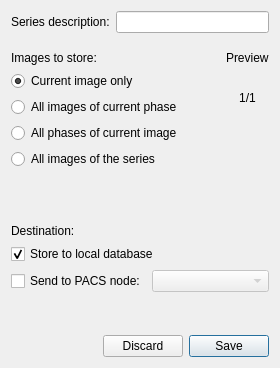
Above: starviewer/src/inputoutput/qexporterbase.ui from starviewer-medical/starviewer before the change. Below: the same form after it.
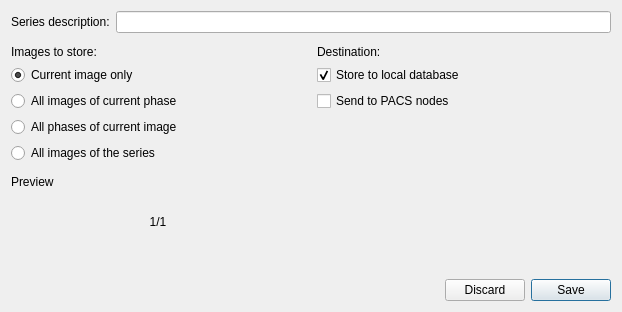
That is the form after the change. Custom widgets are drawn as their Qt base class.

Commit message: ENH: Redesign the QExporterTool to allow to send images to more than one PACS. #1972

Patch:
```diff
--- a/starviewer/src/inputoutput/qexporterbase.ui
+++ b/starviewer/src/inputoutput/qexporterbase.ui
@@ -6,8 +6,8 @@
    <rect>
     <x>0</x>
     <y>0</y>
-    <width>280</width>
-    <height>368</height>
+    <width>622</width>
+    <height>308</height>
    </rect>
   </property>
   <property name="sizePolicy">
@@ -19,15 +19,14 @@
   <property name="windowTitle">
    <string>Exporter</string>
   </property>
-  <layout class="QGridLayout" name="gridLayout_3">
-   <item row="0" column="0">
-    <layout class="QHBoxLayout" name="horizontalLayout_4">
-     <item>
-      <layout class="QVBoxLayout" name="verticalLayout">
+  <layout class="QVBoxLayout" name="verticalLayout_5">
+   <property name="spacing">
+    <number>12</number>
+   </property>
        <item>
         <layout class="QHBoxLayout" name="horizontalLayout">
-         <property name="bottomMargin">
-          <number>12</number>
+     <property name="spacing">
+      <number>6</number>
          </property>
          <item>
           <widget class="QLabel" name="label_4">
@@ -42,22 +41,28 @@
         </layout>
        </item>
        <item>
-        <layout class="QHBoxLayout" name="horizontalLayout_6">
-         <property name="bottomMargin">
-          <number>10</number>
+    <layout class="QHBoxLayout" name="horizontalLayout_2">
+     <property name="spacing">
+      <number>12</number>
          </property>
          <item>
-          <layout class="QVBoxLayout" name="verticalLayout_7">
+      <layout class="QVBoxLayout" name="verticalLayout_4">
+       <property name="spacing">
+        <number>12</number>
+       </property>
            <item>
-            <layout class="QGridLayout" name="gridLayout">
-             <item row="0" column="0">
+        <layout class="QVBoxLayout" name="verticalLayout_2">
+         <property name="spacing">
+          <number>6</number>
+         </property>
+         <item>
               <widget class="QLabel" name="label_2">
                <property name="text">
                 <string>Images to store:</string>
                </property>
               </widget>
              </item>
-             <item row="1" column="0">
+         <item>
               <widget class="QRadioButton" name="m_currentImageRadioButton">
                <property name="text">
                 <string>Current image only</string>
@@ -67,7 +72,7 @@
                </property>
               </widget>
              </item>
-             <item row="2" column="0">
+         <item>
               <widget class="QRadioButton" name="m_imagesOfCurrentPhaseRadioButton">
                <property name="text">
                 <string>All images of current phase</string>
@@ -77,7 +82,7 @@
                </property>
               </widget>
              </item>
-             <item row="3" column="0">
+         <item>
               <widget class="QRadioButton" name="m_phasesOfCurrentImageRadioButton">
                <property name="text">
                 <string>All phases of current image</string>
@@ -87,46 +92,18 @@
                </property>
               </widget>
              </item>
-             <item row="4" column="0">
+         <item>
               <widget class="QRadioButton" name="m_allImagesRadioButton">
                <property name="text">
                 <string>All images of the series</string>
                </property>
               </widget>
              </item>
-             <item row="5" column="0">
-              <spacer name="verticalSpacer_3">
-               <property name="orientation">
-                <enum>Qt::Vertical</enum>
-               </property>
-               <property name="sizeHint" stdset="0">
-                <size>
-                 <width>20</width>
-                 <height>40</height>
-                </size>
-               </property>
-              </spacer>
-             </item>
-            </layout>
-           </item>
-          </layout>
-         </item>
+        </layout>
+       </item>
          <item>
-          <spacer name="horizontalSpacer_3">
-           <property name="orientation">
-            <enum>Qt::Horizontal</enum>
-           </property>
-           <property name="sizeHint" stdset="0">
-            <size>
-             <width>40</width>
-             <height>20</height>
-            </size>
-           </property>
-          </spacer>
-         </item>
-         <item>
-          <layout class="QVBoxLayout" name="verticalLayout_8">
-           <property name="leftMargin">
+        <layout class="QVBoxLayout" name="verticalLayout_3">
+         <property name="spacing">
             <number>6</number>
            </property>
            <item>
@@ -141,6 +118,9 @@
              <property name="text">
               <string/>
              </property>
+           <property name="alignment">
+            <set>Qt::AlignCenter</set>
+           </property>
             </widget>
            </item>
            <item>
@@ -153,8 +133,10 @@
              </property>
             </widget>
            </item>
+        </layout>
+       </item>
            <item>
-            <spacer name="verticalSpacer_2">
+        <spacer name="verticalSpacer">
              <property name="orientation">
               <enum>Qt::Vertical</enum>
              </property>
@@ -168,18 +150,19 @@
            </item>
           </layout>
          </item>
-        </layout>
-       </item>
        <item>
-        <layout class="QGridLayout" name="gridLayout_2">
-         <item row="0" column="0">
+      <layout class="QVBoxLayout" name="verticalLayout">
+       <property name="spacing">
+        <number>6</number>
+       </property>
+       <item>
           <widget class="QLabel" name="label">
            <property name="text">
             <string>Destination:</string>
            </property>
           </widget>
          </item>
-         <item row="1" column="0" colspan="2">
+       <item>
           <widget class="QCheckBox" name="m_storeToLocalCheckBox">
            <property name="text">
             <string>Store to local database</string>
@@ -189,60 +172,41 @@
            </property>
           </widget>
          </item>
-         <item row="2" column="0">
+       <item>
           <widget class="QCheckBox" name="m_sendToPacsCheckBox">
            <property name="text">
-            <string>Send to PACS node:</string>
+          <string>Send to PACS nodes</string>
            </property>
           </widget>
          </item>
-         <item row="2" column="1">
-          <widget class="QComboBox" name="m_pacsNodeComboBox">
+       <item>
+        <widget class="udg::QPacsList" name="m_pacsList" native="true">
            <property name="enabled">
             <bool>false</bool>
            </property>
-          </widget>
-         </item>
-        </layout>
-       </item>
-       <item>
-        <widget class="QLabel" name="label_6">
+         <property name="sizePolicy">
+          <sizepolicy hsizetype="Preferred" vsizetype="Preferred">
+           <horstretch>0</horstretch>
+           <verstretch>0</verstretch>
+          </sizepolicy>
+         </property>
          <property name="minimumSize">
           <size>
-           <width>0</width>
-           <height>10</height>
+           <width>150</width>
+           <height>150</height>
           </size>
          </property>
-         <property name="maximumSize">
-          <size>
-           <width>16777215</width>
-           <height>10</height>
-          </size>
-         </property>
-         <property name="text">
-          <string/>
-         </property>
         </widget>
        </item>
       </layout>
      </item>
     </layout>
    </item>
-   <item row="1" column="0">
-    <spacer name="verticalSpacer">
-     <property name="orientation">
-      <enum>Qt::Vertical</enum>
-     </property>
-     <property name="sizeHint" stdset="0">
-      <size>
-       <width>20</width>
-       <height>22</height>
-      </size>
-     </property>
-    </spacer>
-   </item>
-   <item row="2" column="0">
+   <item>
     <layout class="QHBoxLayout" name="horizontalLayout_3">
+     <property name="spacing">
+      <number>6</number>
+     </property>
      <item>
       <spacer name="horizontalSpacer_2">
        <property name="orientation">
@@ -277,6 +241,14 @@
    </item>
   </layout>
  </widget>
+ <customwidgets>
+  <customwidget>
+   <class>udg::QPacsList</class>
+   <extends>QWidget</extends>
+   <header>qpacslist.h</header>
+   <container>1</container>
+  </customwidget>
+ </customwidgets>
  <resources/>
  <connections/>
 </ui>
```
Lines whose indentation alone changed are shown as unchanged. The commit also changes 1 other file.
